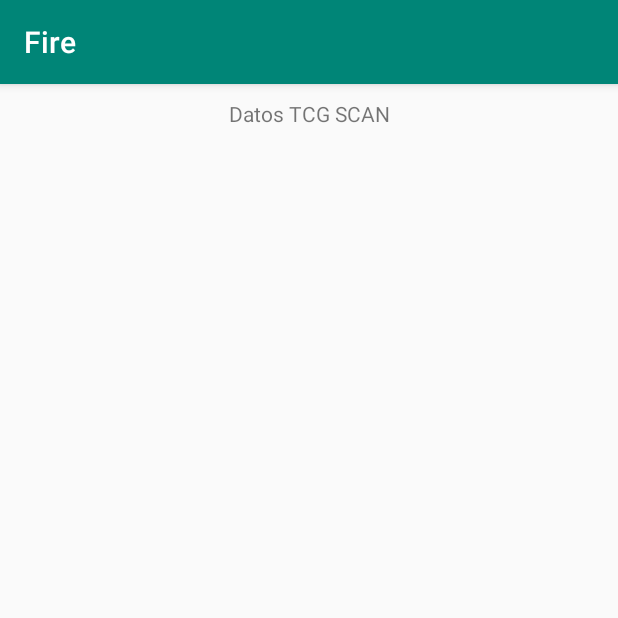
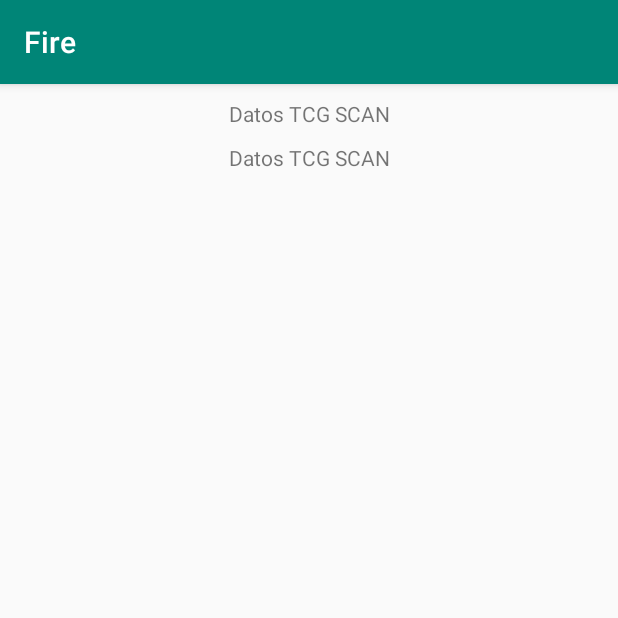
Before and after one commit to ViktorBellic/Fire3, an Android app: the screen it shows after launch (MainActivity), on a phone screen of 412 x 824 dp, the top half of it. Run offline under Robolectric (Android 15) with nearby library versions, the phone set to English and light mode, and no system bars.

Commit message:
Se añadio un textView

```diff
--- a/app/src/main/res/layout/activity_main.xml
+++ b/app/src/main/res/layout/activity_main.xml
@@ -22,6 +22,13 @@
                 android:gravity="center"
                 android:text="Datos TCG SCAN"
                 />
+            <TextView
+                android:layout_width="match_parent"
+                android:layout_height="wrap_content"
+                android:layout_marginTop="10dp"
+                android:gravity="center"
+                android:text="Datos TCG SCAN"
+                />
         </LinearLayout>
 
     </LinearLayout>
```
